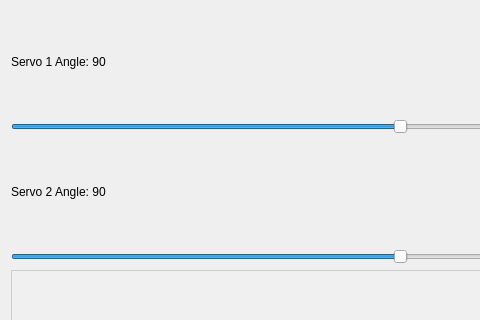
This is src/servo_qt_node/ui/qt_servo_control.ui in Bubble252/servo_control_ROS as Qt 5 draws it before an edit; both pictures show x 0 to 480 and y 0 to 320 of the 800 by 600 pixel window. The edited form follows.
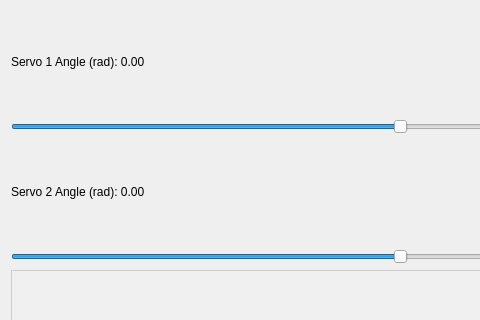
This is the edited form.

```diff
--- a/src/servo_qt_node/ui/qt_servo_control.ui
+++ b/src/servo_qt_node/ui/qt_servo_control.ui
@@ -14,7 +14,7 @@
    <item>
     <widget class="QLabel" name="label1">
      <property name="text">
-      <string>Servo 1 Angle: 90</string>
+      <string>Servo 1 Angle (rad): 0.00</string>
      </property>
     </widget>
    </item>
@@ -37,7 +37,7 @@
    <item>
     <widget class="QLabel" name="label2">
      <property name="text">
-      <string>Servo 2 Angle: 90</string>
+      <string>Servo 2 Angle (rad): 0.00</string>
      </property>
     </widget>
    </item>
```
Left out of the diff: 33 changed lines with no effect on the pictures.
